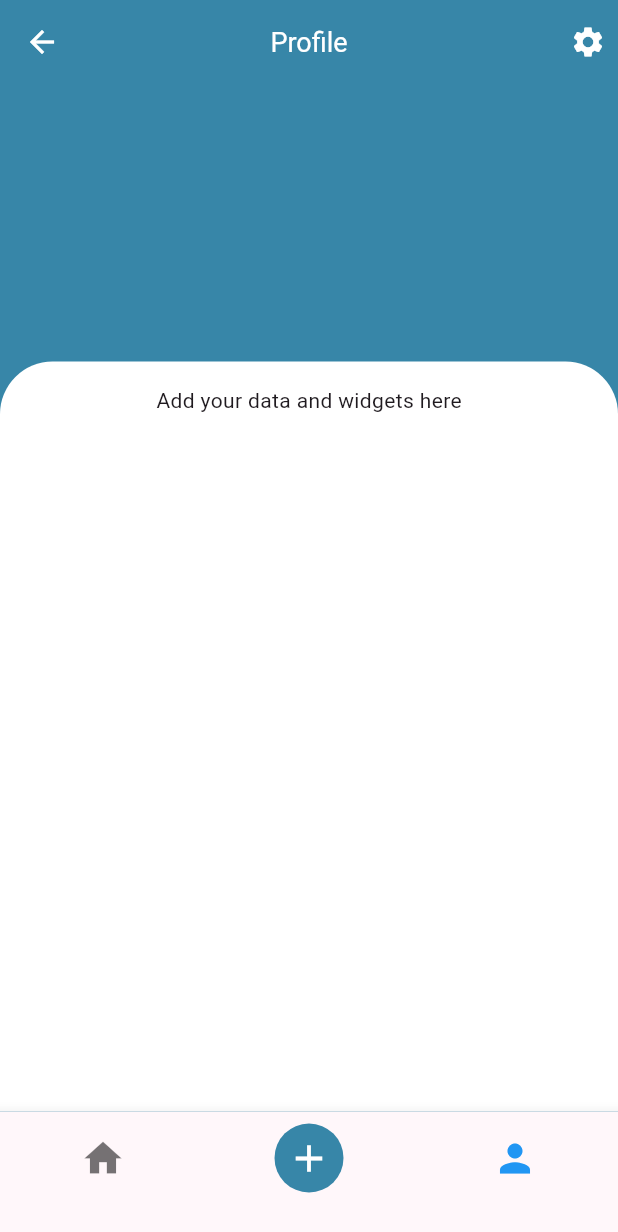
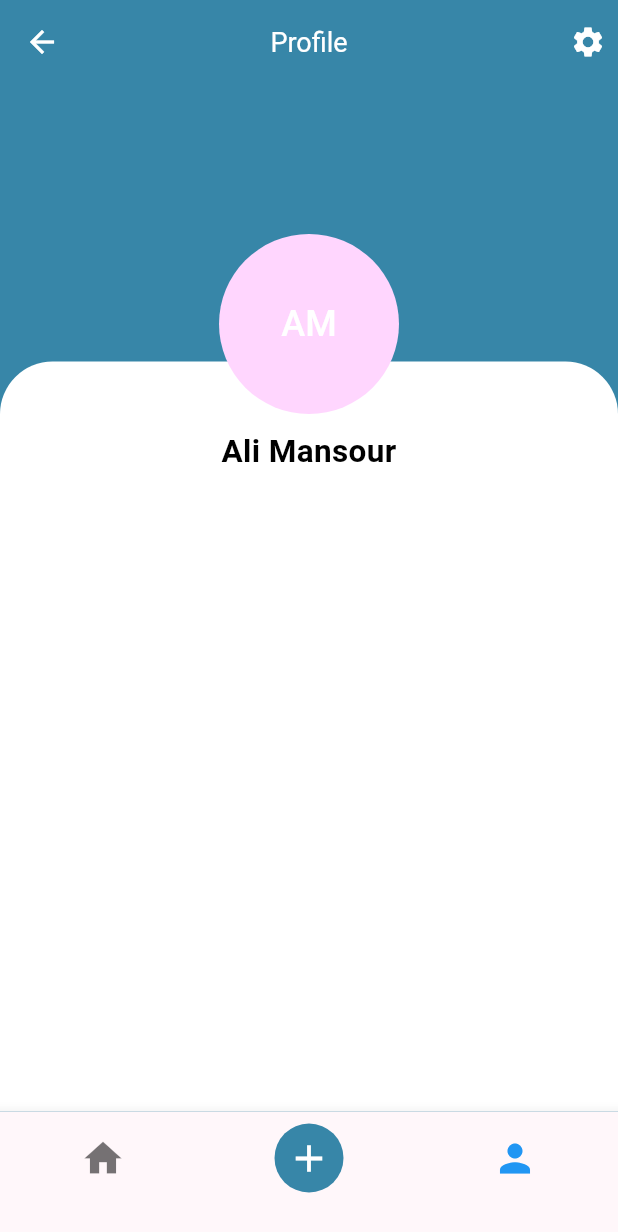
Before and after one commit to ali-mansour21/Studify-App, a Flutter app: the ProfileScreen screen opened by its route, on a phone screen of 412 x 824 dp. Shown: the top 1232 px of the screen. Run offline on Flutter 3.47's test engine with Material 3 defaults, Android fonts, the phone set to English and light mode, and no system bars; our stand-ins replace camera.

Commit message:
Create the profile image section

```diff
--- a/mobile/lib/screens/profile_screen.dart
+++ b/mobile/lib/screens/profile_screen.dart
@@ -70,20 +70,41 @@ class _ProfileScreenState extends State<ProfileScreen> {
               topRight: Radius.circular(35),
             ),
           ),
-          child: const Padding(
-            padding: EdgeInsets.all(16.0),
-            child: Column(
-              // Add your widgets here
-              children: [
-                Text('Add your data and widgets here'),
-                // More widgets go here
-              ],
-            ),
+          child: const Stack(
+            clipBehavior: Clip.none,
+            children: [
+              Positioned(
+                top: -85,
+                left: 0,
+                right: 0,
+                child: CircleAvatar(
+                  radius: 60,
+                  child: Text('AM',
+                      style: TextStyle(fontSize: 24, color: Colors.white)),
+                ),
+              ),
+              Positioned(
+                top: 45,
+                left: 0,
+                right: 0,
+                child: Text(
+                  'Ali Mansour',
+                  style: TextStyle(
+                    fontSize: 21,
+                    fontWeight: FontWeight.w600,
+                    color: Colors.black,
+                  ),
+                  textAlign: TextAlign.center,
+                ),
+              ),
+            ],
           ),
         ),
       ),
       bottomNavigationBar: CustomNavigationBar(
-          currentIndex: _selectedIndex, onItemSelected: _onNavItemSelected),
+        currentIndex: _selectedIndex,
+        onItemSelected: _onNavItemSelected,
+      ),
     );
   }
 }
```
